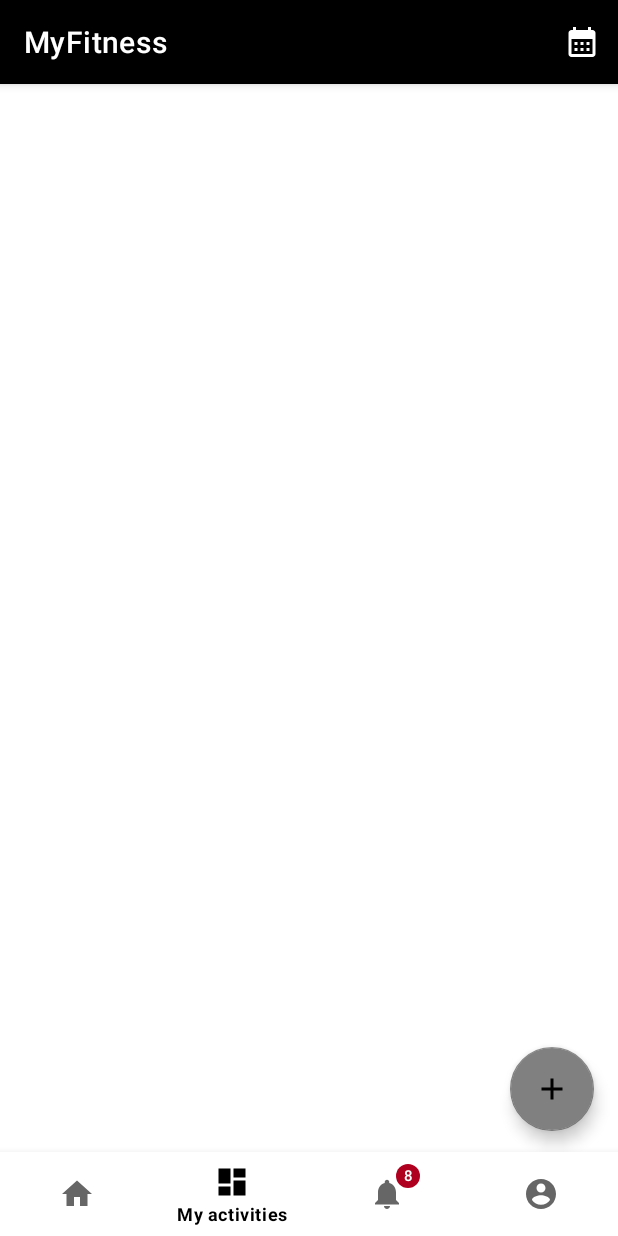
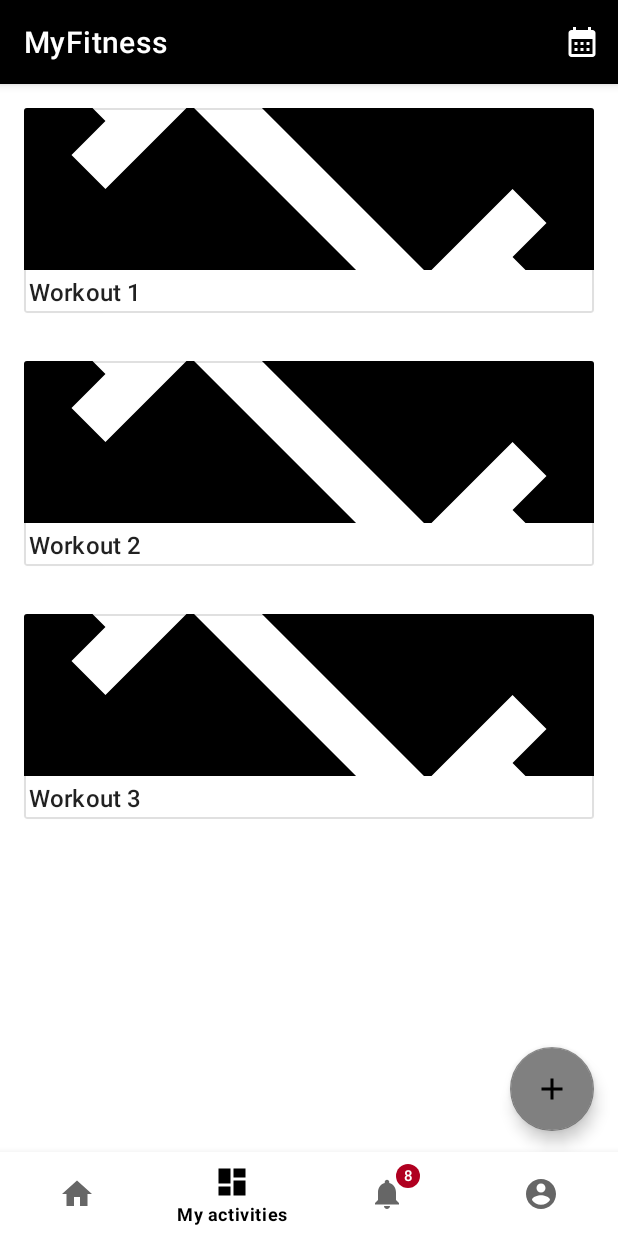
Before and after one commit to RiccardoLeonelli2000/MobileProject, an Android app: the screen it shows after launch (MainActivity), item 2 of the bottom bar chosen, on a phone screen of 412 x 824 dp. Run offline under Robolectric (Android 15) with nearby library versions, the phone set to English and light mode, and no system bars.

Commit message:
Workout Recycler view basic

```diff
--- a/app/src/main/java/com/example/myfitnessapp/ActivitiesFragment.java
+++ b/app/src/main/java/com/example/myfitnessapp/ActivitiesFragment.java
@@ -1,15 +1,28 @@
 package com.example.myfitnessapp;
 
+import android.app.Activity;
 import android.os.Bundle;
+import android.util.Log;
 import android.view.LayoutInflater;
 import android.view.View;
 import android.view.ViewGroup;
 
 import androidx.annotation.NonNull;
 import androidx.annotation.Nullable;
+import androidx.appcompat.app.AppCompatActivity;
 import androidx.fragment.app.Fragment;
+import androidx.recyclerview.widget.RecyclerView;
+
+import com.example.myfitnessapp.RecyclerView.WorkoutAdapter;
+import com.google.android.material.floatingactionbutton.FloatingActionButton;
+
+import java.util.ArrayList;
+import java.util.List;
 
 public class ActivitiesFragment extends Fragment {
+
+    private WorkoutAdapter adapter;
+
     @Nullable
     @Override
     public View onCreateView(@NonNull LayoutInflater inflater, @Nullable ViewGroup container, @Nullable Bundle savedInstanceState) {
@@ -19,5 +32,36 @@ public class ActivitiesFragment extends Fragment {
     @Override
     public void onViewCreated(@NonNull View view, @Nullable Bundle savedInstanceState) {
         super.onViewCreated(view, savedInstanceState);
+
+        final Activity activity = getActivity();
+        if (activity != null){
+            setRecyclerView(getActivity());
+
+            FloatingActionButton floatingActionButton = view.findViewById(R.id.fab_add);
+            floatingActionButton.setOnClickListener(new View.OnClickListener() {
+                @Override
+                public void onClick(View view) {
+                    Utilities.insertFragment((AppCompatActivity) activity, new AddWorkoutFragment(),
+                            AddWorkoutFragment.class.getSimpleName());
+                }
+            });
+        }
+        else {
+            Log.e("ActivitiesFragment", "Activity null");
+        }
+    }
+
+
+    private void setRecyclerView(final Activity activity){
+        RecyclerView recyclerView = activity.findViewById(R.id.recycler_view_activities);
+        recyclerView.setHasFixedSize(true);
+
+        List<WorkoutItem> list = new ArrayList<>();
+        list.add(new WorkoutItem("ic_baseline_fitness_center_24", "Workout 1"));
+        list.add(new WorkoutItem("ic_baseline_fitness_center_24", "Workout 2"));
+        list.add(new WorkoutItem("ic_baseline_fitness_center_24", "Workout 3"));
+
+        this.adapter = new WorkoutAdapter(list, activity);
+        recyclerView.setAdapter(this.adapter);
     }
 }
--- /dev/null
+++ b/app/src/main/java/com/example/myfitnessapp/AddWorkoutFragment.java
@@ -0,0 +1,18 @@
+package com.example.myfitnessapp;
+
+import android.os.Bundle;
+import android.view.LayoutInflater;
+import android.view.View;
+import android.view.ViewGroup;
+
+import androidx.annotation.NonNull;
+import androidx.annotation.Nullable;
+import androidx.fragment.app.Fragment;
+
+public class AddWorkoutFragment extends Fragment {
+    @Nullable
+    @Override
+    public View onCreateView(@NonNull LayoutInflater inflater, @Nullable ViewGroup container, @Nullable Bundle savedInstanceState) {
+        return inflater.inflate(R.layout.add_workout, container,false);
+    }
+}
--- a/app/src/main/java/com/example/myfitnessapp/HomeFragment.java
+++ b/app/src/main/java/com/example/myfitnessapp/HomeFragment.java
@@ -12,14 +12,14 @@ import androidx.annotation.Nullable;
 import androidx.fragment.app.Fragment;
 import androidx.recyclerview.widget.RecyclerView;
 
-import com.example.myfitnessapp.RecyclerView.CardAdapter;
+import com.example.myfitnessapp.RecyclerView.WorkoutAdapter;
 
 import java.util.ArrayList;
 import java.util.List;
 
 public class HomeFragment extends Fragment {
 
-    private CardAdapter adapter;
+    private WorkoutAdapter adapter;
 
     @Nullable
     @Override
@@ -45,11 +45,11 @@ public class HomeFragment extends Fragment {
         RecyclerView recyclerView = activity.findViewById(R.id.recycler_view);
         recyclerView.setHasFixedSize(true);
 
-        List<CardItem> list = new ArrayList<>();
-        list.add(new CardItem("ic_baseline_android_24", "Le Tue Attività"));
-        list.add(new CardItem("ic_baseline_android_24", "Calendario"));
+        List<WorkoutItem> list = new ArrayList<>();
+        list.add(new WorkoutItem("ic_baseline_android_24", "Le Tue Attività"));
+        list.add(new WorkoutItem("ic_baseline_android_24", "Calendario"));
 
-        this.adapter = new CardAdapter(list, activity);
+        this.adapter = new WorkoutAdapter(list, activity);
         recyclerView.setAdapter(this.adapter);
     }
 }
--- a/app/src/main/java/com/example/myfitnessapp/RecyclerView/CardAdapter.java
+++ b/app/src/main/java/com/example/myfitnessapp/RecyclerView/WorkoutAdapter.java
@@ -10,35 +10,35 @@ import androidx.annotation.NonNull;
 import androidx.appcompat.content.res.AppCompatResources;
 import androidx.recyclerview.widget.RecyclerView;
 
-import com.example.myfitnessapp.CardItem;
+import com.example.myfitnessapp.WorkoutItem;
 import com.example.myfitnessapp.R;
 
 import java.util.List;
 
-public class CardAdapter extends RecyclerView.Adapter<CardViewHolder> {
+public class WorkoutAdapter extends RecyclerView.Adapter<WorkoutViewHolder> {
 
-    private List<CardItem> cardItemList;
+    private List<WorkoutItem> workoutItemList;
     Activity activity;
 
-    public CardAdapter(List<CardItem> list, Activity activity) {
-        this.cardItemList = list;
+    public WorkoutAdapter(List<WorkoutItem> list, Activity activity) {
+        this.workoutItemList = list;
         this.activity = activity;
     }
 
     @NonNull
     @Override
-    public CardViewHolder onCreateViewHolder(@NonNull ViewGroup parent, int viewType) {
+    public WorkoutViewHolder onCreateViewHolder(@NonNull ViewGroup parent, int viewType) {
         View layoutView = LayoutInflater.from(parent.getContext()).inflate(R.layout.card_home_layout, parent, false);
 
-        return new CardViewHolder(layoutView);
+        return new WorkoutViewHolder(layoutView);
     }
 
     @Override
-    public void onBindViewHolder(@NonNull CardViewHolder holder, int position) {
-        CardItem currentCardItem = cardItemList.get(position);
-        holder.textView.setText(currentCardItem.getDescription());
+    public void onBindViewHolder(@NonNull WorkoutViewHolder holder, int position) {
+        WorkoutItem currentWorkoutItem = workoutItemList.get(position);
+        holder.textView.setText(currentWorkoutItem.getDescription());
 
-        String image = currentCardItem.getImageResource();
+        String image = currentWorkoutItem.getImageResource();
         if (image.contains("ic_")){
             Drawable drawable = AppCompatResources.getDrawable(activity, activity.getResources().getIdentifier(image, "drawable", activity.getPackageName()));
             holder.imageView.setImageDrawable(drawable);
@@ -47,6 +47,6 @@ public class CardAdapter extends RecyclerView.Adapter<CardViewHolder> {
 
     @Override
     public int getItemCount() {
-        return cardItemList.size();
+        return workoutItemList.size();
     }
 }
--- a/app/src/main/java/com/example/myfitnessapp/RecyclerView/CardViewHolder.java
+++ b/app/src/main/java/com/example/myfitnessapp/RecyclerView/WorkoutViewHolder.java
@@ -9,12 +9,12 @@ import androidx.recyclerview.widget.RecyclerView;
 
 import com.example.myfitnessapp.R;
 
-public class CardViewHolder extends RecyclerView.ViewHolder {
+public class WorkoutViewHolder extends RecyclerView.ViewHolder {
 
     ImageView imageView;
     TextView textView;
 
-    public CardViewHolder(@NonNull View itemView) {
+    public WorkoutViewHolder(@NonNull View itemView) {
         super(itemView);
         imageView = itemView.findViewById(R.id.card_imageview);
         textView = itemView.findViewById(R.id.card_textview);
--- a/app/src/main/java/com/example/myfitnessapp/CardItem.java
+++ b/app/src/main/java/com/example/myfitnessapp/WorkoutItem.java
@@ -1,10 +1,10 @@
 package com.example.myfitnessapp;
 
-public class CardItem {
+public class WorkoutItem {
     private String imageResource;
     private String description;
 
-    public CardItem(String imageResource, String description){
+    public WorkoutItem(String imageResource, String description){
         this.imageResource = imageResource;
         this.description = description;
     }
--- /dev/null
+++ b/app/src/main/res/drawable/ic_baseline_fitness_center_24.xml
@@ -0,0 +1,5 @@
+<vector android:height="24dp" android:tint="#FFFFFF"
+    android:viewportHeight="24" android:viewportWidth="24"
+    android:width="24dp" xmlns:android="http://schemas.android.com/apk/res/android">
+    <path android:fillColor="@android:color/white" android:pathData="M20.57,14.86L22,13.43 20.57,12 17,15.57 8.43,7 12,3.43 10.57,2 9.14,3.43 7.71,2 5.57,4.14 4.14,2.71 2.71,4.14l1.43,1.43L2,7.71l1.43,1.43L2,10.57 3.43,12 7,8.43 15.57,17 12,20.57 13.43,22l1.43,-1.43L16.29,22l2.14,-2.14 1.43,1.43 1.43,-1.43 -1.43,-1.43L22,16.29z"/>
+</vector>
--- a/app/src/main/res/layout/activities.xml
+++ b/app/src/main/res/layout/activities.xml
@@ -5,7 +5,15 @@
     xmlns:app="http://schemas.android.com/apk/res-auto"
     xmlns:tools="http://schemas.android.com/tools">
 
-
+    <androidx.recyclerview.widget.RecyclerView
+        android:layout_width="match_parent"
+        android:layout_height="match_parent"
+        android:id="@+id/recycler_view_activities"
+        android:layout_marginTop="0dp"
+        android:layout_marginBottom="40dp"
+        app:layoutManager="androidx.recyclerview.widget.LinearLayoutManager"
+        tools:listitem="@layout/card_home_layout"
+        />
 
     <include layout="@layout/fab_add"/>
 
--- /dev/null
+++ b/app/src/main/res/layout/add_workout.xml
@@ -0,0 +1,11 @@
+<?xml version="1.0" encoding="utf-8"?>
+<androidx.coordinatorlayout.widget.CoordinatorLayout xmlns:android="http://schemas.android.com/apk/res/android"
+    android:layout_width="match_parent"
+    android:layout_height="match_parent">
+
+
+
+    <include layout="@layout/fab_add" />
+
+
+</androidx.coordinatorlayout.widget.CoordinatorLayout>
--- a/app/src/main/res/layout/home.xml
+++ b/app/src/main/res/layout/home.xml
@@ -10,7 +10,8 @@
         android:layout_width="match_parent"
         android:layout_height="match_parent"
         android:id="@+id/recycler_view"
-        android:layout_marginTop="10dp"
+        android:layout_marginTop="0dp"
+        android:layout_marginBottom="40dp"
         app:layoutManager="androidx.recyclerview.widget.LinearLayoutManager"
         tools:listitem="@layout/card_home_layout"
         />
```
